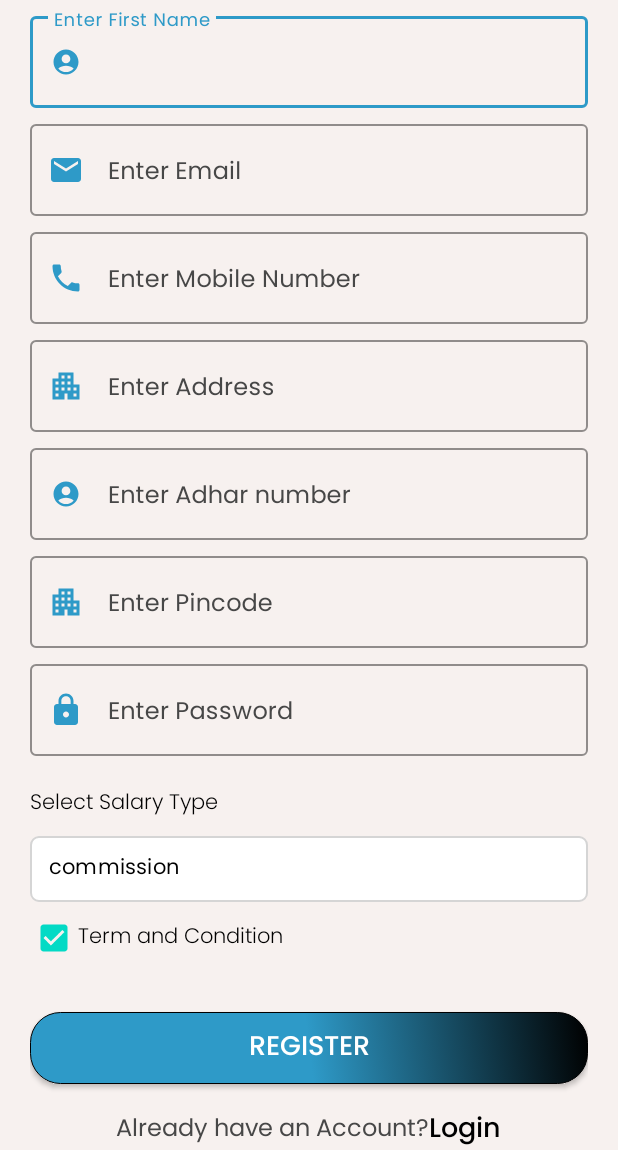
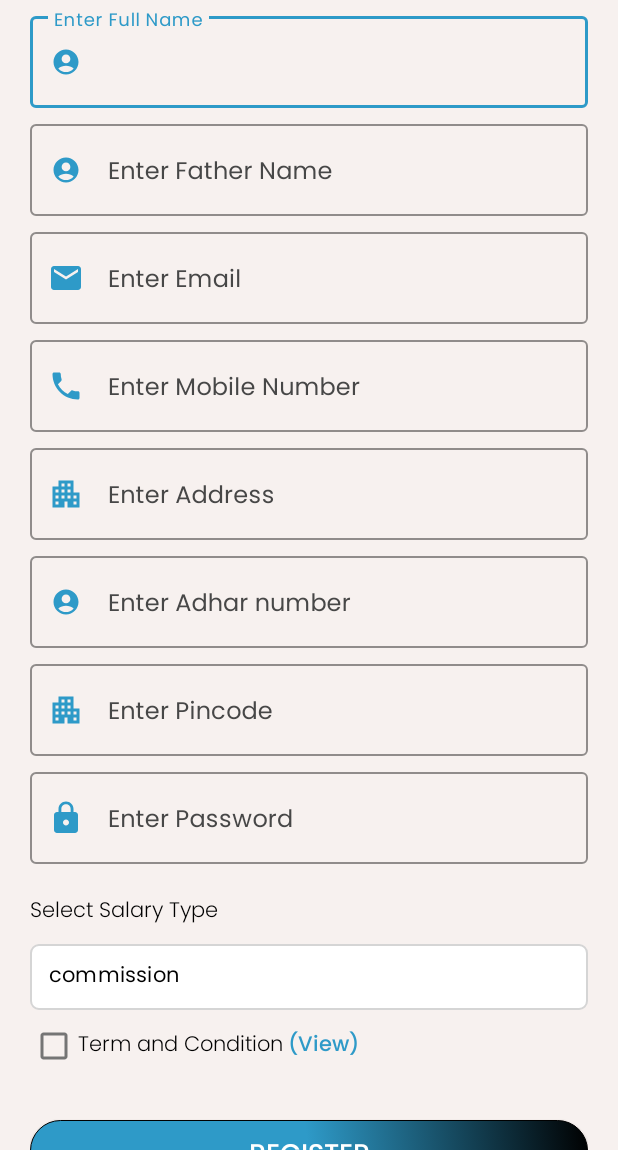
Before and after one commit to management-team7978/RL_Field_Worker, an Android app: the RegisterActivity screen opened directly, with no data from a screen before it, after a tap on "REGISTER", on a phone screen of 412 x 824 dp, the part 86-1236 px from its top. Run offline under Robolectric (Android 15) with nearby library versions, the phone set to English and light mode, and no system bars; our stand-ins replace Volley; network calls fail; 3 other taps on this screen came first.

Commit message:
bdm registration, add father name done

```diff
--- a/app/src/main/java/com/rl/fieldworker/RegisterActivity.java
+++ b/app/src/main/java/com/rl/fieldworker/RegisterActivity.java
@@ -45,7 +45,7 @@
 import java.util.Map;
 
 public class RegisterActivity extends AppCompatActivity {
-    EditText edtFirstName,edtEmail,edtPhone,edtAddress,edtPin,edtPassword,edtAdhar;
+    EditText edtFirstName,edtEmail,edtPhone,edtAddress,edtPin,edtPassword,edtAdhar,edtFatherName;
     AppCompatButton btCostRegister;
     RelativeLayout rlLogin;
     RelativeLayout rlLoader;
@@ -56,6 +56,7 @@
     String st_salary="0";
     int from;
     CheckBox CheckTermCondition;
+    TextView tvView;
     @Override
     protected void onCreate(Bundle savedInstanceState) {
         super.onCreate(savedInstanceState);
@@ -77,6 +78,8 @@
         imgLanguage = findViewById(R.id.imgLanguage);
         CheckTermCondition=findViewById(R.id.CheckTermCondition);
         edtAdhar=findViewById(R.id.edtAdhar);
+        tvView=findViewById(R.id.tvView);
+        edtFatherName=findViewById(R.id.edtFatherName);
         loadLocale();
 
 
@@ -110,12 +113,20 @@
                 startActivity(i);
             }
         });
-        CheckTermCondition.setOnClickListener(new View.OnClickListener() {
+//        CheckTermCondition.setOnClickListener(new View.OnClickListener() {
+//            @Override
+//            public void onClick(View view) {
+//                Intent i= new Intent(RegisterActivity.this, TearmsConditionActivity.class);
+//                startActivity(i);
+//
+//            }
+//        });
+
+        tvView.setOnClickListener(new View.OnClickListener() {
             @Override
             public void onClick(View view) {
                 Intent i= new Intent(RegisterActivity.this, TearmsConditionActivity.class);
                 startActivity(i);
-
             }
         });
 
@@ -129,9 +140,10 @@
                 String pin = edtPin.getText().toString().trim();
                 String password = edtPassword.getText().toString().trim();
                 String adhar = edtAdhar.getText().toString().trim();
+                String f_name = edtFatherName.getText().toString().trim();
                 String emailPattern = "[a-zA-Z0-9._-]+@[a-z]+\\.+[a-z]+";
 
-                if (name.isEmpty() || email.isEmpty() || phone.isEmpty() || address.isEmpty() || pin.isEmpty() || password.isEmpty()) {
+                if (name.isEmpty() || email.isEmpty() || phone.isEmpty() || address.isEmpty() || pin.isEmpty() || password.isEmpty()||f_name.isEmpty()) {
                     Toast.makeText(getApplicationContext(), "All fields must be filled", Toast.LENGTH_SHORT).show();
                 }
                 else if (phone.length() != 10) {
@@ -144,13 +156,13 @@
                 }else if (!CheckTermCondition.isChecked()) {
                     Toast.makeText(getApplicationContext(), "Please Check Term and Condition", Toast.LENGTH_SHORT).show();
                 }else {
-                    RegisterCustomer(SharedPreference.get("uuid"),name,email,phone,address,pin,password,st_salary,adhar);
+                    RegisterCustomer(SharedPreference.get("uuid"),name,email,phone,address,pin,password,st_salary,adhar,f_name);
                 }
             }
         });
     }
 
-    private void RegisterCustomer(String uuid, String name, String email, String phone, String address, String pin, String password, String st_salary, String adhar) {
+    private void RegisterCustomer(String uuid, String name, String email, String phone, String address, String pin, String password, String st_salary, String adhar, String f_name) {
         rlLoader.setVisibility(View.VISIBLE);
         StringRequest request=new StringRequest(Request.Method.POST, Keys.URL.register, new Response.Listener<String>() {
             @Override
@@ -196,6 +208,7 @@
                 params.put("password",password);
                 params.put("salary_type",st_salary);
                 params.put("adhar_card",adhar);
+                params.put("father_name",f_name);
                 Log.i("pri","params=>"+params);
 
                 return  params;
--- a/app/src/main/res/layout/activity_register.xml
+++ b/app/src/main/res/layout/activity_register.xml
@@ -79,6 +79,26 @@
                         android:layout_width="match_parent"
                         android:layout_height="wrap_content"
                         android:id="@+id/edtFirstName"
+                        android:textColor="@color/black"
+                        android:inputType="text"
+                        android:fontFamily="@font/poppins_regular"/>
+                </com.google.android.material.textfield.TextInputLayout>
+
+                <com.google.android.material.textfield.TextInputLayout
+                    android:layout_width="match_parent"
+                    android:layout_height="wrap_content"
+                    android:hint="@string/Enter_Father_Name"
+                    style="@style/OutlinedBoxStyle"
+                    app:helperTextEnabled="true"
+                    app:startIconDrawable="@drawable/user"
+                    app:startIconTint="@color/rl_blue"
+                    android:layout_marginTop="5dp"
+                    >
+
+                    <com.google.android.material.textfield.TextInputEditText
+                        android:layout_width="match_parent"
+                        android:layout_height="wrap_content"
+                        android:id="@+id/edtFatherName"
                         android:textColor="@color/black"
                         android:inputType="text"
                         android:fontFamily="@font/poppins_regular"/>
@@ -215,6 +235,11 @@
                     android:id="@+id/spSalaryType"
                     android:background="@drawable/drop_down_shape"/>
 
+                <LinearLayout
+                    android:layout_width="match_parent"
+                    android:layout_height="wrap_content"
+                    android:orientation="horizontal">
+
                     <CheckBox
                         android:id="@+id/CheckTermCondition"
                         android:layout_width="wrap_content"
@@ -223,6 +248,15 @@
                         android:textColor="@color/black"
                         android:fontFamily="@font/poppins_light"
                         android:checked="false"/>
+
+                    <TextView
+                        android:layout_width="match_parent"
+                        android:layout_height="wrap_content"
+                        android:text=" (View)"
+                        android:textColor="@color/rl_blue"
+                        android:id="@+id/tvView"
+                        android:fontFamily="@font/poppins_medium"/>
+                </LinearLayout>
 
 
                 <androidx.appcompat.widget.AppCompatButton
--- a/app/src/main/res/values/strings.xml
+++ b/app/src/main/res/values/strings.xml
@@ -17,7 +17,7 @@
     <!--    Register-->
     <string name="Register">Register</string>
     <string name="Referral_Code">Referral Code</string>
-    <string name="Enter_First_Name">Enter First Name</string>
+    <string name="Enter_First_Name">Enter Full Name</string>
     <string name="Enter_Father_Name">Enter Father Name</string>
     <string name="Enter_Email">Enter Email</string>
     <string name="Enter_Mobile_No">Enter Mobile Number</string>
```
Lines whose indentation alone changed are shown as unchanged.
